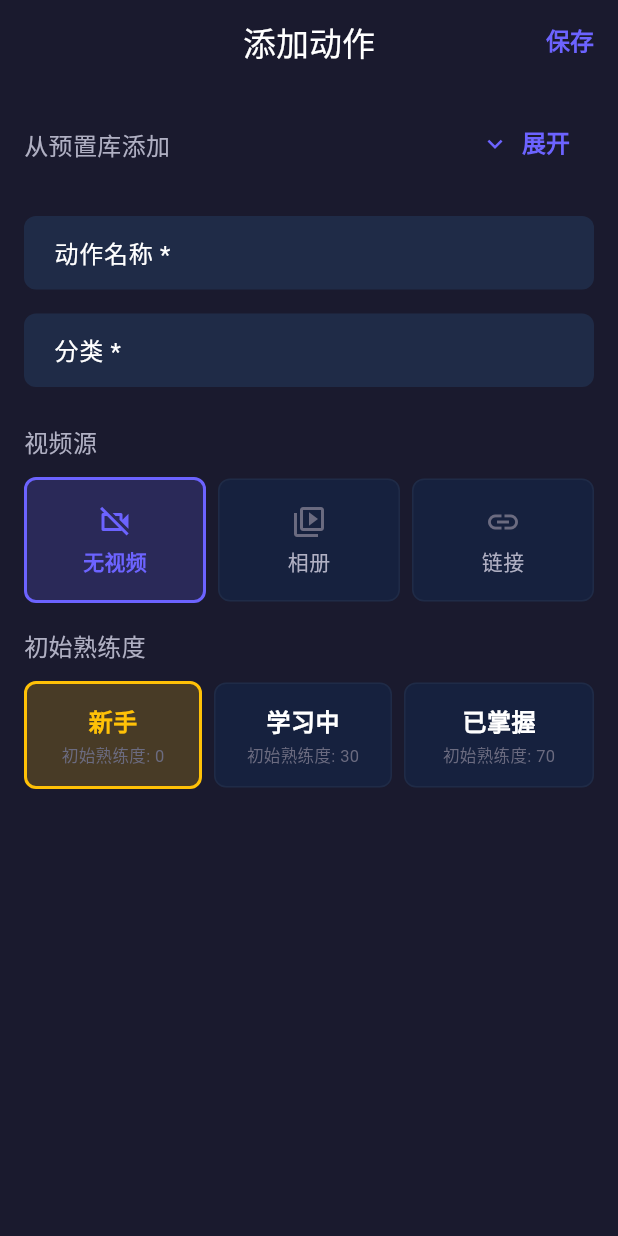
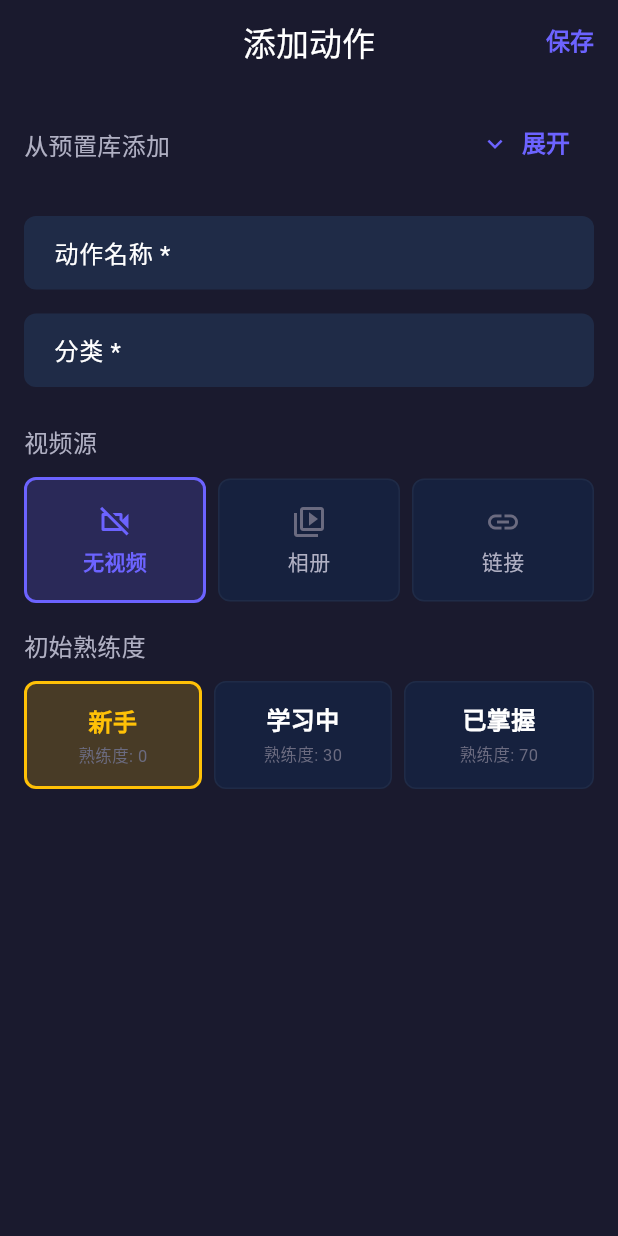
Before and after one commit to ckd0817/wooho, a Flutter app: the AddMovePage screen opened by its route, on a phone screen of 412 x 824 dp. Run offline on Flutter 3.47's test engine with Material 3 defaults, Android fonts, the phone set to English and light mode, and no system bars; our stand-ins replace flutter_riverpod, flutter_tts, freezed_annotation, go_router, image_picker, just_audio and 2 more; missing offline and left inert: audio_session; accounts and stored records are empty.

Commit message:
fix: 统一添加动作页面熟练度卡片的样式
- 使用 IntrinsicHeight 确保三个卡片高度一致
- 添加 crossAxisAlignment.stretch 让文字占满卡片宽度
- 文字居中对齐，限制单行显示
- 简化描述文字"初始熟练度"为"熟练度"

Co-Authored-By: Claude Opus 4.6 <noreply@anthropic.com>

```diff
--- a/lib/presentation/pages/library/add_move_page.dart
+++ b/lib/presentation/pages/library/add_move_page.dart
@@ -460,7 +460,8 @@ class _AddMovePageState extends ConsumerState<AddMovePage> {
           ),
         ),
         const SizedBox(height: 12),
-        Row(
+        IntrinsicHeight(
+          child: Row(
             children: MasteryLevel.values.map((level) {
               return Expanded(
                 child: Padding(
@@ -475,6 +476,7 @@ class _AddMovePageState extends ConsumerState<AddMovePage> {
                 ),
               );
             }).toList(),
+          ),
         ),
       ],
     );
@@ -684,11 +686,11 @@ class _MasteryCard extends StatelessWidget {
   String get _description {
     switch (level) {
       case MasteryLevel.new_:
-        return '初始熟练度: 0';
+        return '熟练度: 0';
       case MasteryLevel.learning:
-        return '初始熟练度: 30';
+        return '熟练度: 30';
       case MasteryLevel.mastered:
-        return '初始熟练度: 70';
+        return '熟练度: 70';
     }
   }
 
@@ -718,9 +720,11 @@ class _MasteryCard extends StatelessWidget {
           ),
         ),
         child: Column(
+          crossAxisAlignment: CrossAxisAlignment.stretch,
           children: [
             Text(
               _label,
+              textAlign: TextAlign.center,
               style: AppTextStyles.body.copyWith(
                 color: isSelected ? _color : AppColors.textPrimary,
                 fontWeight: FontWeight.w600,
@@ -729,6 +733,8 @@ class _MasteryCard extends StatelessWidget {
             const SizedBox(height: 4),
             Text(
               _description,
+              textAlign: TextAlign.center,
+              maxLines: 1,
               style: AppTextStyles.bodySmall.copyWith(
                 color: AppColors.textHint,
                 fontSize: 11,
```
Lines whose indentation alone changed are shown as unchanged.
